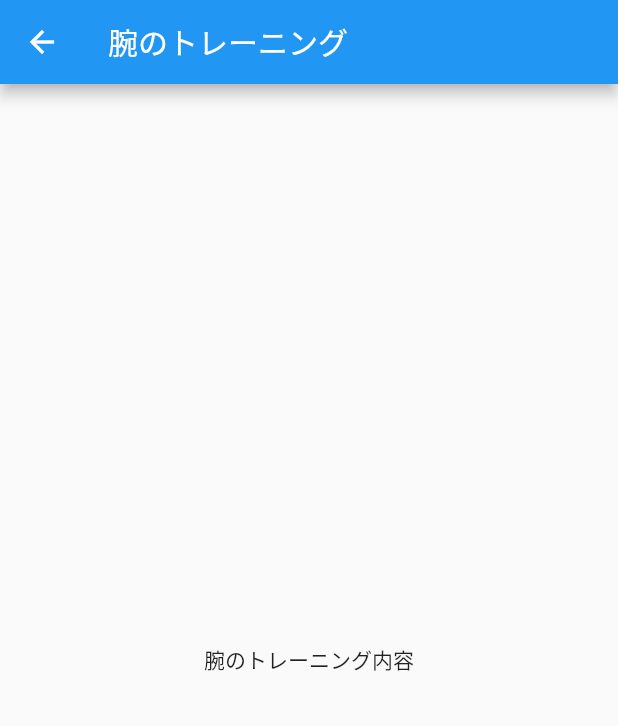
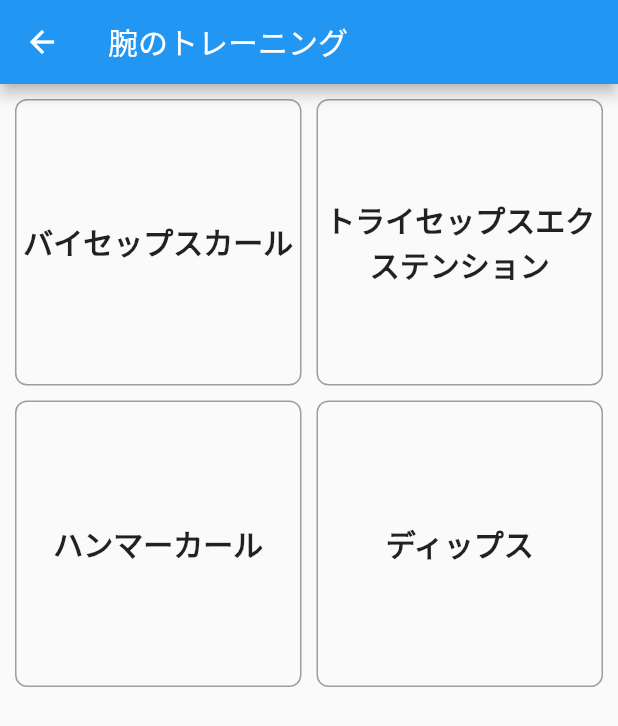
Before and after one commit to KYOHEI-jp/training_memo, a Flutter app: the ArmScreen screen opened directly, on a phone screen of 412 x 824 dp. Shown: the top 726 px of the screen. Run offline on Flutter 3.47's test engine with Material 2 defaults, Android fonts, the phone set to English and light mode, and no system bars; our stand-ins replace sqflite; accounts and stored records are empty.

Commit message:
腕スクリーン変更

```diff
--- a/lib/screen/arm_screen.dart
+++ b/lib/screen/arm_screen.dart
@@ -1,14 +1,55 @@
 import 'package:flutter/material.dart';
+import '../database/training_record.dart';
+import 'weight_screen.dart';
 
 class ArmScreen extends StatelessWidget {
   @override
   Widget build(BuildContext context) {
+    List<String> exercises = ['バイセップスカール', 'トライセップスエクステンション', 'ハンマーカール', 'ディップス'];
+
     return Scaffold(
       appBar: AppBar(
         title: Text("腕のトレーニング"),
       ),
-      body: Center(
-        child: Text("腕のトレーニング内容"),
+      body: GridView.builder(
+        gridDelegate: SliverGridDelegateWithFixedCrossAxisCount(
+          crossAxisCount: 2,
+          crossAxisSpacing: 10,
+          mainAxisSpacing: 10,
+        ),
+        padding: EdgeInsets.all(10),
+        itemCount: exercises.length,
+        itemBuilder: (context, index) {
+          return InkWell(
+            onTap: () {
+              TrainingRecord record = TrainingRecord(
+                part: '腕',
+                exercise: exercises[index], weight: null, reps: null,
+              );
+
+              Navigator.of(context).push(
+                MaterialPageRoute(
+                  builder: (context) => WeightScreen(record: record),
+                ),
+              );
+            },
+            child: Container(
+              alignment: Alignment.center,
+              decoration: BoxDecoration(
+                border: Border.all(color: Colors.grey),
+                borderRadius: BorderRadius.circular(8),
+              ),
+              child: Text(
+                exercises[index],
+                style: TextStyle(
+                  fontSize: 20,
+                  fontWeight: FontWeight.bold,
+                ),
+                textAlign: TextAlign.center,
+              ),
+            ),
+          );
+        },
       ),
     );
   }
```
